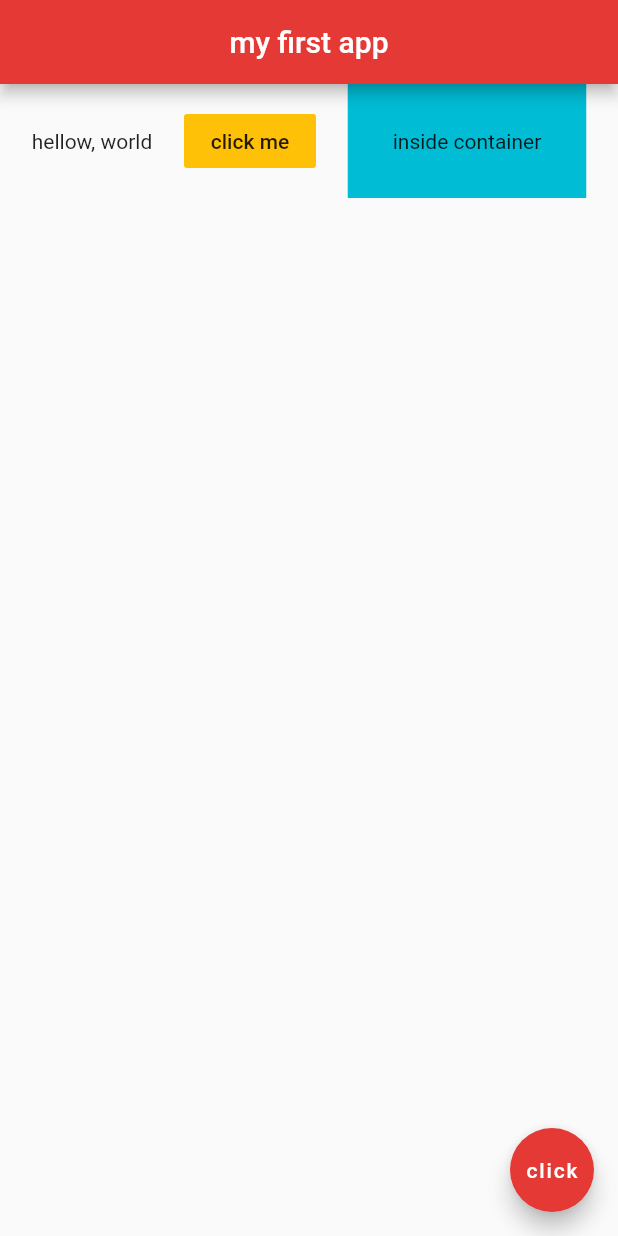
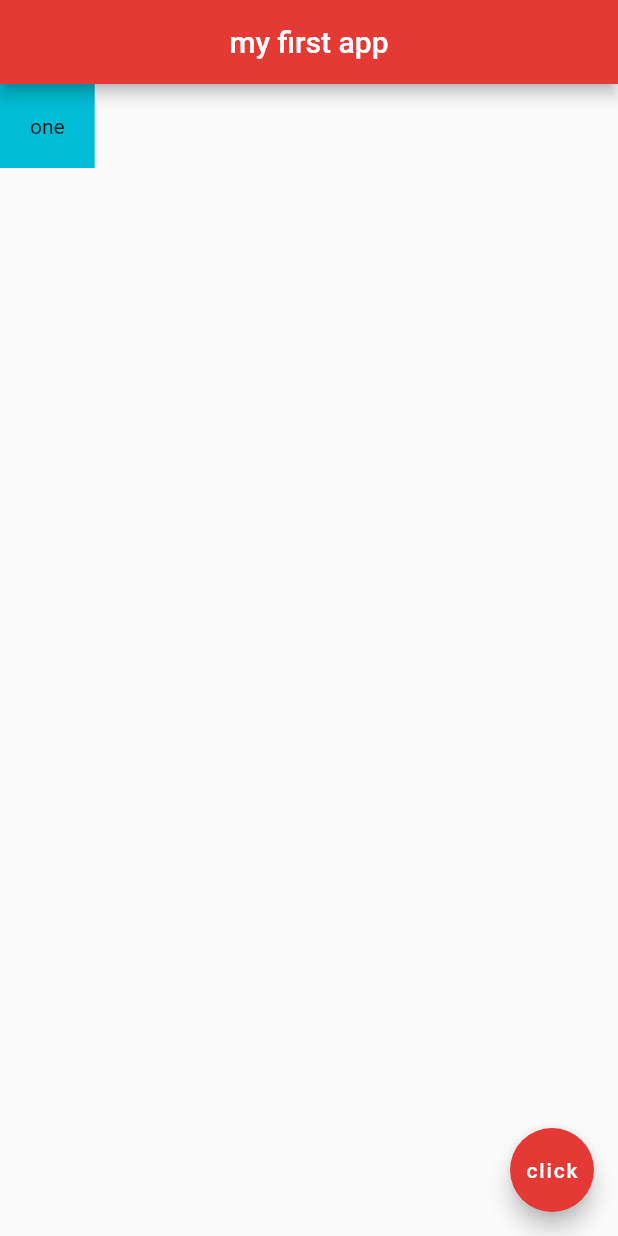
Before and after one commit to kouyoumikan/flutter_app, a Flutter app: the screen it shows after launch, on a phone screen of 412 x 824 dp. Run offline on Flutter 3.47's test engine with Material 2 defaults, Android fonts, the phone set to English and light mode, and no system bars.

Commit message:
2020/04/07　#12 Column Container

```diff
--- a/lib/main.dart
+++ b/lib/main.dart
@@ -15,22 +15,12 @@ class Home extends StatelessWidget {
         centerTitle: true, // アプリバーテキストを中央に配置
         backgroundColor: Colors.red[600], // アプリバーの色
       ),
-      body: Row(
-        // 列レイアウト　各要素間に余白を圴一
-        mainAxisAlignment: MainAxisAlignment.spaceEvenly,
-        // デフォルト値
-        crossAxisAlignment: CrossAxisAlignment.center,
+      body: Column(
         children: <Widget>[
-          Text("hellow, world"),
-          FlatButton(
-            onPressed: () {},
-            color: Colors.amber,
-            child: Text("click me"),
-          ),
           Container(
+            padding: EdgeInsets.all(20.0),
             color: Colors.cyan,
-            padding: EdgeInsets.all(30.0),
-            child: Text("inside container"),
+            child: Text("one"),
           ),
         ],
       ),
```
